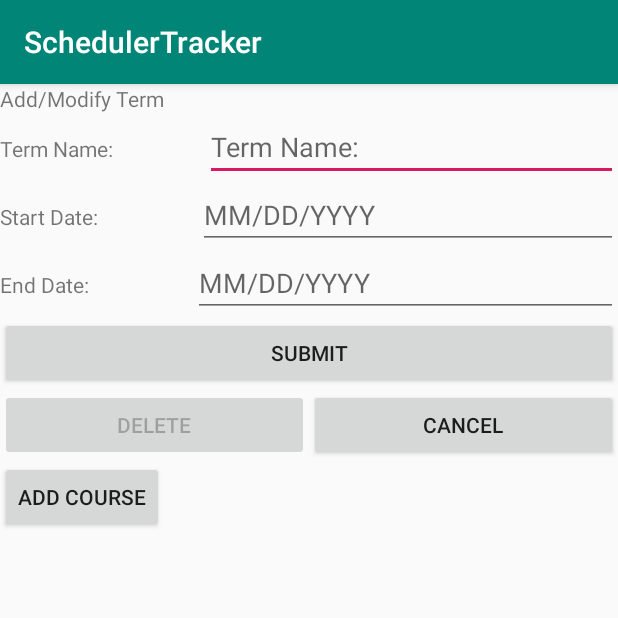
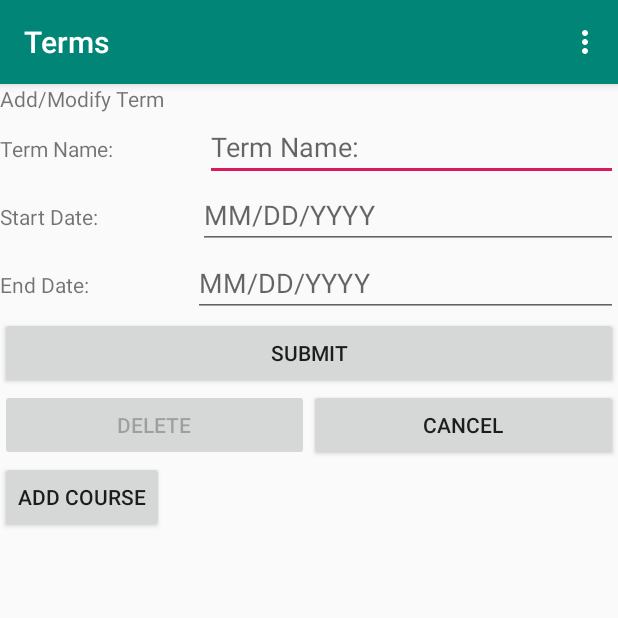
Before and after one commit to aaronsamala/SchedulerTracker, an Android app: the TermController screen opened directly, with no data from a screen before it, on a phone screen of 412 x 824 dp, the top half of it. Run offline under Robolectric (Android 15) with nearby library versions, the phone set to English and light mode, and no system bars.

Commit message:
Added menu to term

```diff
--- a/app/src/main/AndroidManifest.xml
+++ b/app/src/main/AndroidManifest.xml
@@ -19,7 +19,9 @@
                 <category android:name="android.intent.category.LAUNCHER" />
             </intent-filter>
         </activity>
-        <activity android:name=".TermController"></activity>
+        <activity android:name=".TermController"
+            android:label="Terms"
+            android:theme="@style/AppTheme.NoActionBar"></activity>
         <activity android:name=".CourseController"></activity>
         <receiver android:name=".CourseStartAlarmReceiver"
             android:enabled="true"
--- a/app/src/main/java/com/example/schedulertracker/TermController.java
+++ b/app/src/main/java/com/example/schedulertracker/TermController.java
@@ -7,7 +7,10 @@ import android.content.Context;
 import android.content.Intent;
 import android.os.Bundle;
 import android.support.v7.app.AppCompatActivity;
+import android.support.v7.widget.Toolbar;
 import android.util.Log;
+import android.view.Menu;
+import android.view.MenuInflater;
 import android.view.View;
 import android.widget.AdapterView;
 import android.widget.ArrayAdapter;
@@ -52,6 +55,9 @@ public class TermController  extends AppCompatActivity {
     protected void onCreate(Bundle savedInstanceState) {
         super.onCreate(savedInstanceState);
         setContentView(R.layout.activity_term);
+        Toolbar toolbar = findViewById(R.id.toolbar2);
+        setSupportActionBar(toolbar);
+
         //mainActivity = new MainActivity();
         //mainActivity.setTermController(this);
         //datasource = new DBDataSource(this);
@@ -211,7 +217,12 @@ public class TermController  extends AppCompatActivity {
     }
 
 
-
+    @Override
+    public boolean onCreateOptionsMenu(Menu menu) {
+        MenuInflater inflater = getMenuInflater();
+        inflater.inflate(R.menu.menu_term, menu);
+        return true;
+    }
     private void launchCourseScreen(Course course, int position) {
         Intent intent = new Intent(this, CourseController.class);
         intent.putExtra("isNew", false);
--- a/app/src/main/res/layout/activity_listview.xml
+++ b/app/src/main/res/layout/activity_listview.xml
@@ -10,6 +10,5 @@
         android:layout_height="70dp"
         android:layout_gravity="center"
 
-        android:text="test"
         android:textSize="36sp" />
 </LinearLayout>
--- a/app/src/main/res/layout/activity_term.xml
+++ b/app/src/main/res/layout/activity_term.xml
@@ -1,4 +1,5 @@
 <?xml version="1.0" encoding="utf-8"?>
+
 <android.support.constraint.ConstraintLayout
     xmlns:app="http://schemas.android.com/apk/res-auto"
     xmlns:tools="http://schemas.android.com/tools"
@@ -6,12 +7,32 @@
     android:layout_width="match_parent"
     android:layout_height="match_parent"
     tools:context=".TermController"
+
     >
+
+    <android.support.design.widget.AppBarLayout
+        android:id="@+id/appBarLayout3"
+        android:layout_width="match_parent"
+        android:layout_height="wrap_content"
+        android:theme="@style/AppTheme.AppBarOverlay"
+        app:layout_constraintTop_toTopOf="parent"
+        >
+
+        <android.support.v7.widget.Toolbar
+            android:id="@+id/toolbar2"
+            app:title="Terms"
+            android:layout_width="match_parent"
+            android:layout_height="?attr/actionBarSize"
+            android:background="?attr/colorPrimary"
+            app:popupTheme="@style/AppTheme.PopupOverlay" />
+
+    </android.support.design.widget.AppBarLayout>
 
     <LinearLayout
         android:layout_width="match_parent"
-        android:layout_height="match_parent"
-        android:orientation="vertical">
+        android:layout_height="0dp"
+        android:orientation="vertical"
+        app:layout_constraintTop_toBottomOf="@+id/appBarLayout3">
 
         <TextView
             android:id="@+id/termTitle"
@@ -38,7 +59,7 @@
                 android:layout_weight="1"
                 android:ems="10"
                 android:hint="@string/term_name"
-                android:inputType="textPersonName"/>
+                android:inputType="textPersonName" />
 
         </LinearLayout>
 
@@ -52,8 +73,8 @@
                 android:layout_width="wrap_content"
                 android:layout_height="wrap_content"
                 android:layout_weight="1"
-                android:text="@string/start_date"
-                android:focusable="false"/>
+                android:focusable="false"
+                android:text="@string/start_date" />
 
             <EditText
                 android:id="@+id/editStartDate"
@@ -61,9 +82,9 @@
                 android:layout_height="wrap_content"
                 android:layout_weight="1"
                 android:ems="10"
-                android:inputType="date"
+                android:focusable="false"
                 android:hint="@string/month_day_year"
-                android:focusable="false"/>
+                android:inputType="date" />
         </LinearLayout>
 
         <LinearLayout
@@ -84,9 +105,9 @@
                 android:layout_height="wrap_content"
                 android:layout_weight="1"
                 android:ems="10"
+                android:focusable="false"
                 android:hint="@string/month_day_year"
-                android:inputType="date"
-                android:focusable="false"/>
+                android:inputType="date" />
         </LinearLayout>
 
         <LinearLayout
--- /dev/null
+++ b/app/src/main/res/menu/menu_term.xml
@@ -0,0 +1,13 @@
+<menu xmlns:android="http://schemas.android.com/apk/res/android"
+    xmlns:app="http://schemas.android.com/apk/res-auto"
+    xmlns:tools="http://schemas.android.com/tools"
+    tools:context="com.example.schedulertracker.TermController">
+    <item
+        android:id="@+id/action_settings"
+        android:orderInCategory="100"
+        android:title="@string/action_settings"
+        app:showAsAction="never" />
+    <item android:id="@+id/action_settings2"
+        android:title="@string/action_settings"
+        app:showAsAction="never"/>
+</menu>
```
